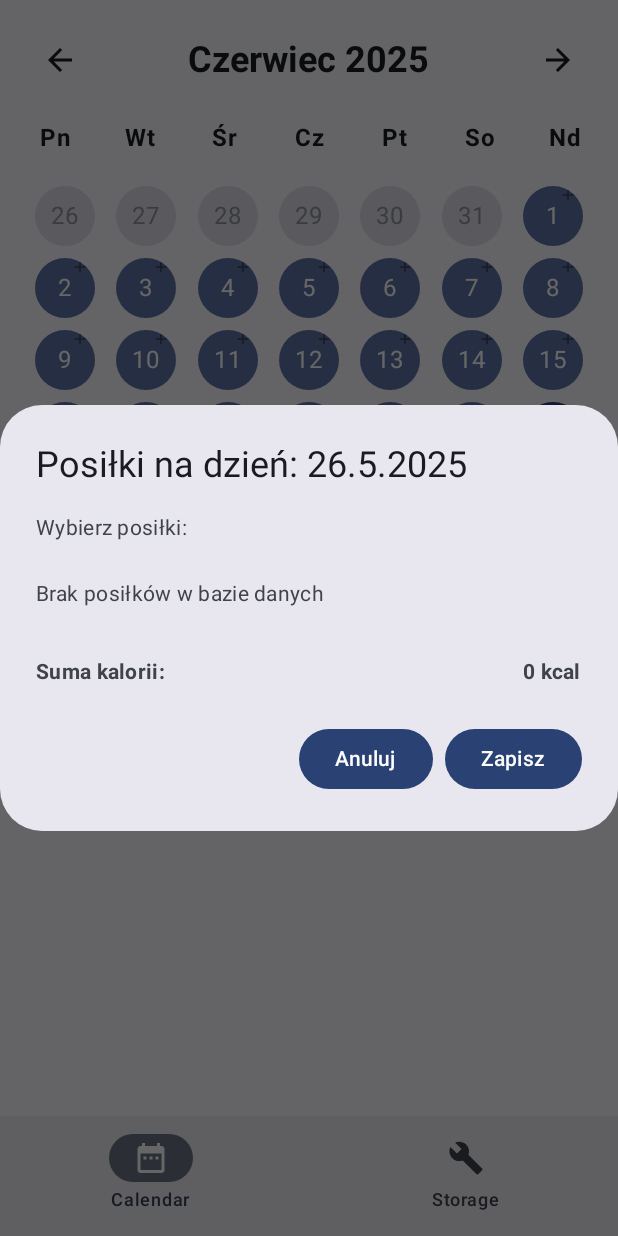
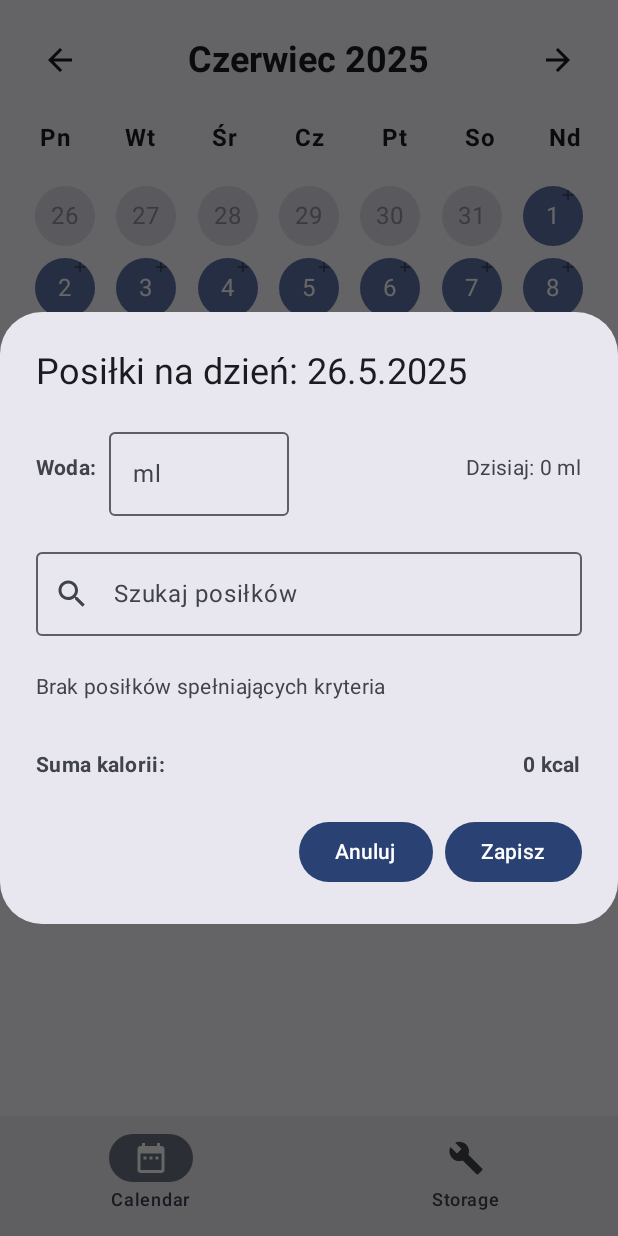
Before and after one commit to V3X3N/Fit-It, an Android app built with Jetpack Compose: the screen it shows after launch (MainActivity), after a tap on "26", on a phone screen of 412 x 824 dp. Run offline under Robolectric (Android 15) with nearby library versions, the phone set to English and light mode, and no system bars.

Commit message:
add water count + search option

```diff
--- a/app/src/main/java/com/vcoffee/fit_it_2/MainActivity.kt
+++ b/app/src/main/java/com/vcoffee/fit_it_2/MainActivity.kt
@@ -31,6 +31,7 @@ import androidx.compose.material.icons.automirrored.filled.ArrowForward
 import androidx.compose.material.icons.filled.Add
 import androidx.compose.material.icons.filled.Build
 import androidx.compose.material.icons.filled.DateRange
+import androidx.compose.material.icons.filled.Search
 import androidx.compose.material3.AlertDialog
 import androidx.compose.material3.Button
 import androidx.compose.material3.ButtonDefaults
@@ -51,6 +52,7 @@ import androidx.compose.material3.Text
 import androidx.compose.runtime.Composable
 import androidx.compose.runtime.LaunchedEffect
 import androidx.compose.runtime.collectAsState
+import androidx.compose.runtime.derivedStateOf
 import androidx.compose.runtime.getValue
 import androidx.compose.runtime.mutableIntStateOf
 import androidx.compose.runtime.mutableStateListOf
@@ -62,6 +64,7 @@ import androidx.compose.ui.Alignment
 import androidx.compose.ui.Modifier
 import androidx.compose.ui.draw.clip
 import androidx.compose.ui.graphics.vector.ImageVector
+import androidx.compose.ui.platform.LocalContext
 import androidx.compose.ui.text.font.FontWeight
 import androidx.compose.ui.text.input.KeyboardType
 import androidx.compose.ui.text.style.TextAlign
@@ -89,6 +92,7 @@ import kotlinx.coroutines.flow.asStateFlow
 import kotlinx.coroutines.flow.first
 import kotlinx.coroutines.launch
 import kotlinx.serialization.Serializable
+import kotlinx.serialization.decodeFromString
 import kotlinx.serialization.encodeToString
 import kotlinx.serialization.json.Json
 import java.util.Calendar
@@ -102,7 +106,6 @@ class MainActivity : ComponentActivity() {
         setContent {
             FitIt2Theme {
                 val navController = rememberNavController()
-                // Używamy tego samego ViewModel dla całej aplikacji
                 val viewModel: FoodViewModel = viewModel(
                     factory = FoodViewModelFactory(dataStore)
                 )
@@ -172,12 +175,14 @@ data class Day(
     val isToday: Boolean = false
 ) {
     fun toDateString(): String = "$number.${month + 1}.$year"
+    fun toKey(): String = "$year-${month + 1}-$number"
 }
 
 @Serializable
 data class DailyEntry(
     val date: String,
-    val foodIds: List<Int>
+    val foodIds: List<Int>,
+    val waterMl: Int = 0 // Dodane pole dla ilości wody
 )
 
 @Serializable
@@ -264,9 +269,9 @@ class FoodViewModel(
         }
     }
 
-    fun updateDailyEntry(date: String, foodIds: List<Int>) {
+    fun updateDailyEntry(date: String, foodIds: List<Int>, waterMl: Int) {
         viewModelScope.launch {
-            val newEntry = DailyEntry(date, foodIds)
+            val newEntry = DailyEntry(date, foodIds, waterMl)
             _dailyEntries.value = _dailyEntries.value.toMutableMap().apply {
                 this[date] = newEntry
             }
@@ -392,7 +397,8 @@ fun CalendarScreen(viewModel: FoodViewModel) {
                     ) {
                         week.forEach { day ->
                             val dateKey = "${day.year}-${day.month + 1}-${day.number}"
-                            val hasEntries = dailyEntries[dateKey]?.foodIds?.isNotEmpty() == true
+                            val dailyEntry = dailyEntries[dateKey]
+                            val hasEntries = dailyEntry?.foodIds?.isNotEmpty() == true || dailyEntry?.waterMl ?: 0 > 0
 
                             val backgroundColor = if (day.isToday) {
                                 MaterialTheme.colorScheme.primary
@@ -472,6 +478,7 @@ fun CalendarScreen(viewModel: FoodViewModel) {
     }
 }
 
+@OptIn(ExperimentalMaterial3Api::class)
 @Composable
 fun DayMealDialog(
     day: Day,
@@ -486,15 +493,31 @@ fun DayMealDialog(
     // Create a mutable list of selected food IDs
     val selectedFoodIds = remember { mutableStateListOf<Int>() }
 
+    // Water tracking
+    var waterAmount by remember { mutableStateOf("") }
+
+    // Search functionality
+    var searchQuery by remember { mutableStateOf("") }
+    val filteredFoodItems = remember(foodItems, searchQuery) {
+        if (searchQuery.isBlank()) {
+            foodItems
+        } else {
+            foodItems.filter {
+                it.name.contains(searchQuery, ignoreCase = true)
+            }
+        }
+    }
+
     // Calculate total calories
     val totalCalories = selectedFoodIds.sumOf { id ->
         foodItems.find { it.id == id }?.calories ?: 0
     }
 
-    // Initialize selectedFoodIds when dialog opens or dailyEntry changes
+    // Initialize selectedFoodIds and waterAmount when dialog opens
     LaunchedEffect(dailyEntry) {
         selectedFoodIds.clear()
         dailyEntry?.foodIds?.let { selectedFoodIds.addAll(it) }
+        waterAmount = dailyEntry?.waterMl?.toString() ?: ""
     }
 
     AlertDialog(
@@ -502,16 +525,44 @@ fun DayMealDialog(
         title = { Text("Posiłki na dzień: ${day.toDateString()}") },
         text = {
             Column {
-                Text("Wybierz posiłki:",
-                    modifier = Modifier.padding(bottom = 8.dp))
+                // Water intake field
+                Row(
+                    modifier = Modifier.fillMaxWidth(),
+                    verticalAlignment = Alignment.CenterVertically
+                ) {
+                    Text("Woda:", fontWeight = FontWeight.Bold)
+                    Spacer(modifier = Modifier.width(8.dp))
+                    OutlinedTextField(
+                        value = waterAmount,
+                        onValueChange = { waterAmount = it.filter { char -> char.isDigit() } },
+                        label = { Text("ml") },
+                        keyboardOptions = KeyboardOptions(keyboardType = KeyboardType.Number),
+                        modifier = Modifier.width(120.dp)
+                    )
+                    Spacer(modifier = Modifier.weight(1f))
+                    Text("Dzisiaj: ${waterAmount.ifBlank { "0" }} ml")
+                }
 
-                if (foodItems.isEmpty()) {
-                    Text("Brak posiłków w bazie danych",
+                Spacer(modifier = Modifier.height(16.dp))
+
+                // Search bar for meals
+                OutlinedTextField(
+                    value = searchQuery,
+                    onValueChange = { searchQuery = it },
+                    label = { Text("Szukaj posiłków") },
+                    leadingIcon = { Icon(Icons.Filled.Search, contentDescription = "Szukaj") },
+                    modifier = Modifier.fillMaxWidth()
+                )
+
+                Spacer(modifier = Modifier.height(8.dp))
+
+                if (filteredFoodItems.isEmpty()) {
+                    Text("Brak posiłków spełniających kryteria",
                         color = MaterialTheme.colorScheme.onSurfaceVariant,
                         modifier = Modifier.padding(vertical = 16.dp))
                 } else {
                     LazyColumn(modifier = Modifier.height(300.dp)) {
-                        items(foodItems) { foodItem ->
+                        items(filteredFoodItems) { foodItem ->
                             Row(
                                 verticalAlignment = Alignment.CenterVertically,
                                 modifier = Modifier
@@ -551,7 +602,8 @@ fun DayMealDialog(
         confirmButton = {
             Button(
                 onClick = {
-                    viewModel.updateDailyEntry(dateKey, selectedFoodIds.toList())
+                    val water = waterAmount.toIntOrNull() ?: 0
+                    viewModel.updateDailyEntry(dateKey, selectedFoodIds.toList(), water)
                     onDismiss()
                 }
             ) {
@@ -620,12 +672,25 @@ private fun generateCalendarDays(month: Int, year: Int): List<Day> {
     return days
 }
 
+@OptIn(ExperimentalMaterial3Api::class)
 @Composable
 fun StorageScreen(viewModel: FoodViewModel) {
     val foodItems by viewModel.foodItems.collectAsState(emptyList())
     var showAddDialog by remember { mutableStateOf(false) }
     var foodName by remember { mutableStateOf("") }
     var calories by remember { mutableStateOf("") }
+
+    // Search functionality
+    var searchQuery by remember { mutableStateOf("") }
+    val filteredFoodItems = remember(foodItems, searchQuery) {
+        if (searchQuery.isBlank()) {
+            foodItems
+        } else {
+            foodItems.filter {
+                it.name.contains(searchQuery, ignoreCase = true)
+            }
+        }
+    }
 
     LaunchedEffect(showAddDialog) {
         if (showAddDialog) {
@@ -686,24 +751,46 @@ fun StorageScreen(viewModel: FoodViewModel) {
             }
         }
     ) { innerPadding ->
-        Box(
+        Column(
             modifier = Modifier
                 .fillMaxSize()
                 .padding(innerPadding)
         ) {
-            if (foodItems.isEmpty()) {
-                Text(
-                    text = "Brak produktów",
-                    style = MaterialTheme.typography.headlineLarge,
-                    modifier = Modifier.align(Alignment.Center)
-                )
+            // Search bar
+            OutlinedTextField(
+                value = searchQuery,
+                onValueChange = { searchQuery = it },
+                label = { Text("Szukaj posiłków") },
+                leadingIcon = { Icon(Icons.Filled.Search, contentDescription = "Szukaj") },
+                modifier = Modifier
+                    .fillMaxWidth()
+                    .padding(16.dp)
+            )
+
+            if (filteredFoodItems.isEmpty()) {
+                Box(
+                    modifier = Modifier.fillMaxSize(),
+                    contentAlignment = Alignment.Center
+                ) {
+                    if (foodItems.isEmpty()) {
+                        Text(
+                            text = "Brak produktów",
+                            style = MaterialTheme.typography.headlineLarge
+                        )
+                    } else {
+                        Text(
+                            text = "Brak wyników wyszukiwania",
+                            style = MaterialTheme.typography.headlineMedium
+                        )
+                    }
+                }
             } else {
                 LazyColumn(
                     modifier = Modifier.fillMaxSize(),
                     contentPadding = PaddingValues(16.dp),
                     verticalArrangement = Arrangement.spacedBy(12.dp)
                 ) {
-                    items(foodItems) { item ->
+                    items(filteredFoodItems) { item ->
                         Surface(
                             modifier = Modifier.fillMaxWidth().clip(RoundedCornerShape(16.dp)),
                             color = MaterialTheme.colorScheme.primaryContainer
```
